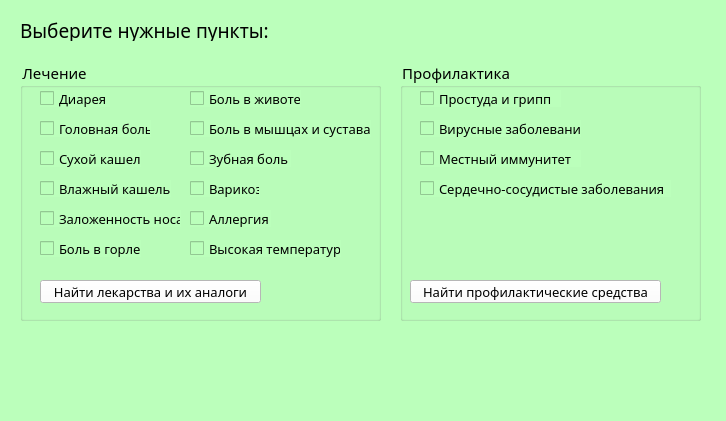
First picture: the form in project_tabletka/Samolechenie1.ui, repository martifexa/Project_12.21, before the edit.
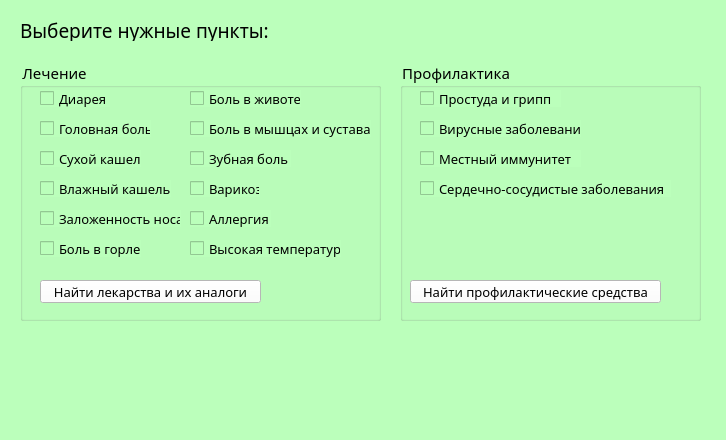
Second picture: the form after the edit. Icons and pictures are not drawn.

```diff
--- a/project_tabletka/Samolechenie1.ui
+++ b/project_tabletka/Samolechenie1.ui
@@ -7,7 +7,7 @@
     <x>0</x>
     <y>0</y>
     <width>726</width>
-    <height>421</height>
+    <height>440</height>
    </rect>
   </property>
   <property name="windowTitle">
```
